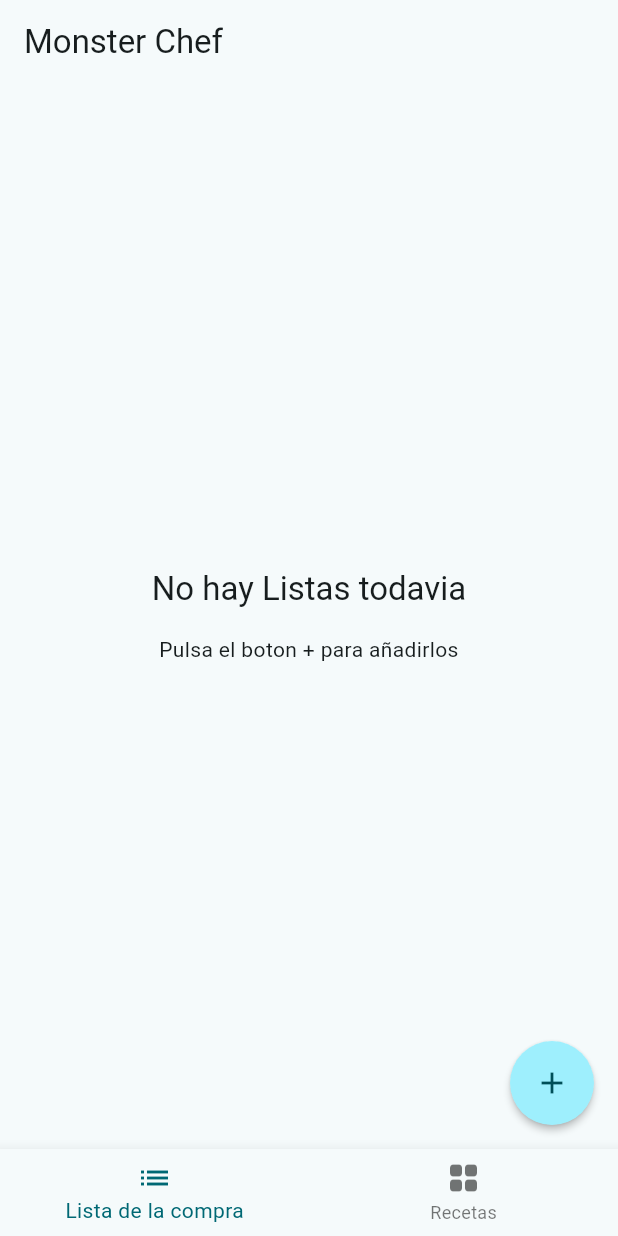
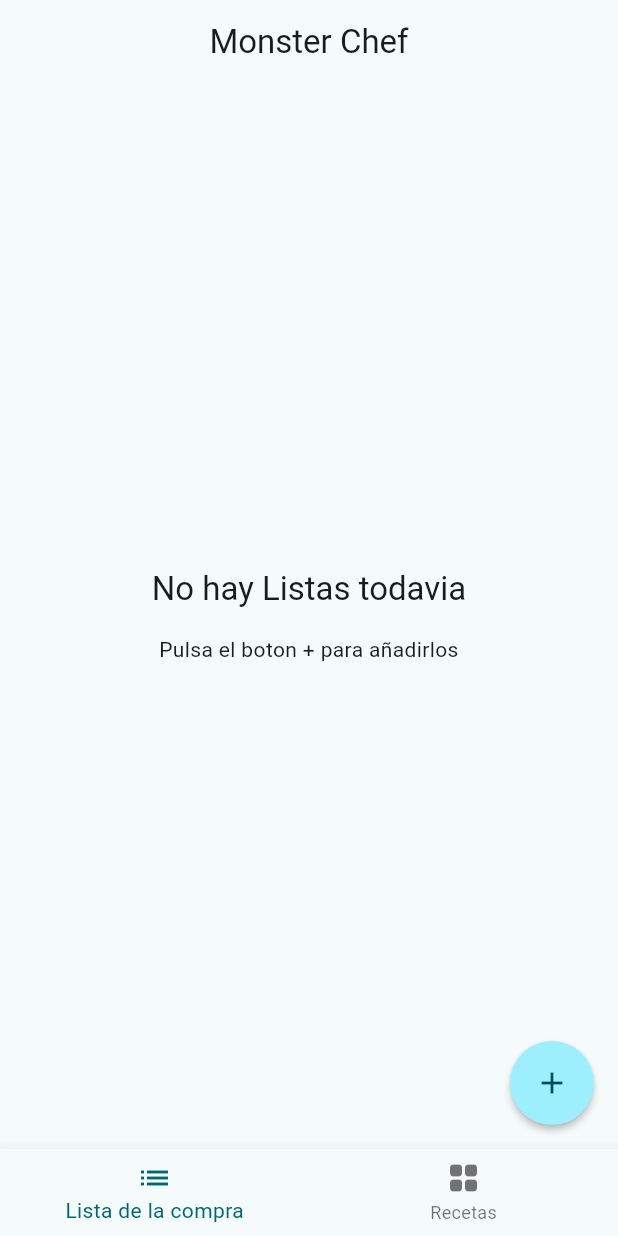
Before and after one commit to AgustinRamosTorres/proyectoFinalMoviles, a Flutter app: the screen it shows after launch, on a phone screen of 412 x 824 dp. Run offline on Flutter 3.47's test engine with Material 3 defaults, Android fonts, the phone set to English and light mode, and no system bars.

Commit message:
Cositas arregladas

```diff
--- a/lib/componentes/linea_lista.dart
+++ b/lib/componentes/linea_lista.dart
@@ -26,7 +26,7 @@ class LineaLista extends StatelessWidget {
                 mainAxisAlignment: MainAxisAlignment.center,
                 crossAxisAlignment: CrossAxisAlignment.start,
                 children: <Widget>[
-                  Text(lista.nombre), // aqui va estilo
+                  Text(lista.nombre, style: Theme.of(context).textTheme.titleLarge,), // aqui va estilo
                   const SizedBox(height: 4),
                 ],
               ),
--- a/lib/pantallas/monster_chef_pagina_principal.dart
+++ b/lib/pantallas/monster_chef_pagina_principal.dart
@@ -20,7 +20,8 @@ class _MosterChefPaginaPrincipalState extends State<MosterChefPaginaPrincipal> {
   @override
   Widget build(BuildContext context) {
     return Scaffold(
-      appBar: AppBar(title: Text(widget._titulo)),
+      appBar: AppBar(title: Text(widget._titulo),centerTitle: true,),
+
       body: SafeArea(
         // 2
         child: _paginas[_categoriaActiva],
```
